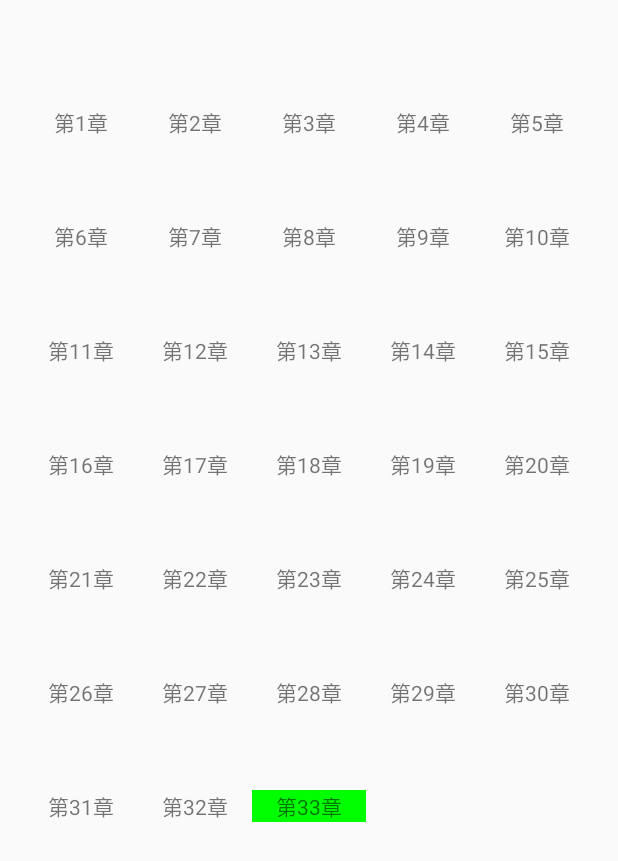
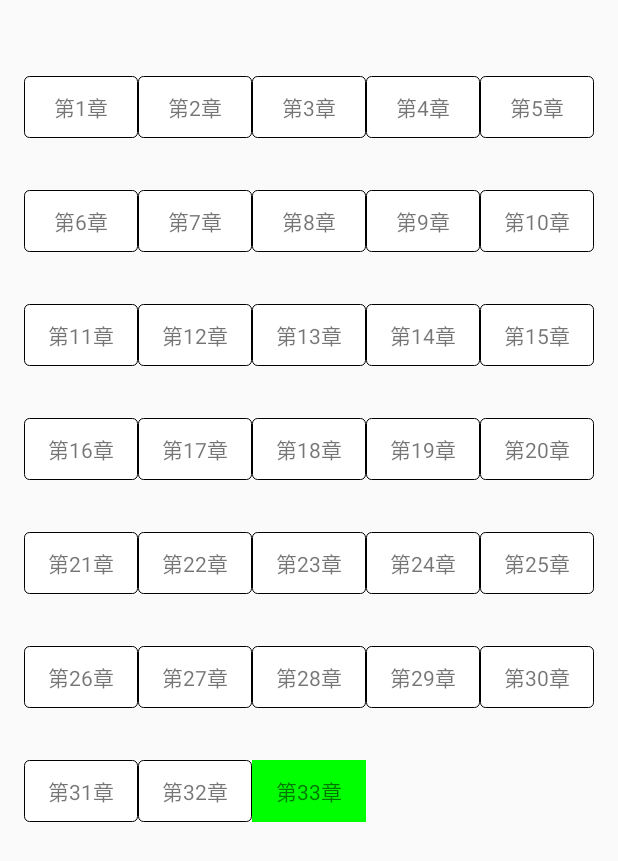
Before and after one commit to boyxiaolong/MuHanMaiSi-Query, an Android app: the screen it shows after launch (TableShow), on a phone screen of 412 x 824 dp. Shown: the top 861 px of the screen. Run offline under Robolectric (Android 15) with nearby library versions, the phone set to English and light mode, and no system bars.

Commit message:
fix bugs

```diff
--- a/app/src/main/java/com/example/allen/muhanmaisi_query/TableShow.java
+++ b/app/src/main/java/com/example/allen/muhanmaisi_query/TableShow.java
@@ -5,7 +5,6 @@ import android.os.Bundle;
 import android.support.v7.app.AppCompatActivity;
 import android.view.View;
 import android.widget.AdapterView;
-import android.widget.Button;
 import android.widget.GridView;
 
 import java.text.SimpleDateFormat;
@@ -17,8 +16,6 @@ public class TableShow extends AppCompatActivity {
     static final SimpleDateFormat sdf = new SimpleDateFormat("yyyy-MM-dd");
     static java.util.Date date;
     static final int lastChapter = 31;
-    private final int settingId = 34;
-    private Button settingButton;
     static public int curChapter;
 
     @Override
@@ -38,7 +35,10 @@ public class TableShow extends AppCompatActivity {
         diffInDays %= 33;
 
         curChapter = lastChapter + diffInDays;
-
+        curChapter %= 33;
+        if (curChapter == 0) {
+            curChapter = 33;
+        }
 
         GridView gridView = (GridView)findViewById(R.id.gridview);
         try{
--- /dev/null
+++ b/app/src/main/res/drawable/textvborder.xml
@@ -0,0 +1,19 @@
+<?xml version="1.0" encoding="utf-8"?>
+<shape xmlns:android="http://schemas.android.com/apk/res/android" >
+
+    <!-- 实心 -->
+    <solid android:color="@android:color/white" />
+    <!-- 边框 -->
+    <stroke
+        android:width="0.5dp"
+        android:color="@android:color/black" />
+    <!-- 圆角 -->
+    <corners android:radius="3dp" />
+    <!-- 边距 -->
+    <padding
+        android:bottom="10dp"
+        android:left="10dp"
+        android:right="10dp"
+        android:top="10dp" />
+
+</shape>
--- a/app/src/main/res/layout/item.xml
+++ b/app/src/main/res/layout/item.xml
@@ -9,5 +9,6 @@
         android:layout_width="match_parent"
         android:layout_height="wrap_content"
         android:layout_alignParentBottom="true"
+        android:background="@drawable/textvborder"
         android:gravity="center_horizontal"/>
 </com.example.allen.muhanmaisi_query.SquareLayout>
```
